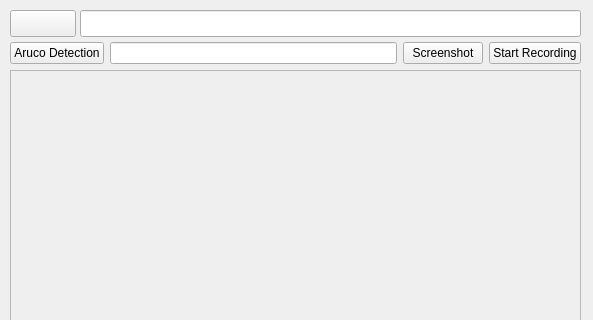
Old version of the form rover_gui/ui/ui/VideoPlayer.ui in the repository robotique-udes/rover; both pictures show x 0 to 593 and y 0 to 320 of the 593 by 532 pixel window.
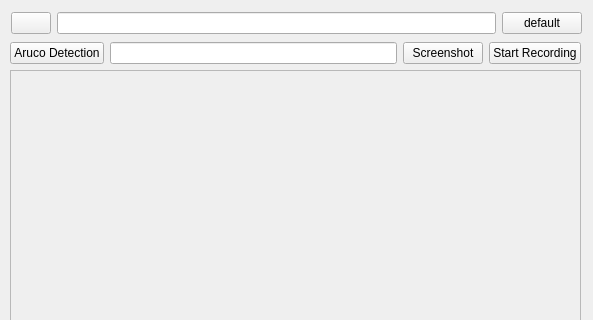
New version of the form. Icons and pictures are not drawn.

The edit to the form file:
```diff
--- a/rover_gui/ui/ui/VideoPlayer.ui
+++ b/rover_gui/ui/ui/VideoPlayer.ui
@@ -29,29 +29,6 @@
     <enum>QFrame::Raised</enum>
    </property>
   </widget>
-  <widget class="QPushButton" name="playPauseButton">
-   <property name="geometry">
-    <rect>
-     <x>10</x>
-     <y>10</y>
-     <width>66</width>
-     <height>27</height>
-    </rect>
-   </property>
-   <property name="autoFillBackground">
-    <bool>false</bool>
-   </property>
-   <property name="text">
-    <string/>
-   </property>
-   <property name="icon">
-    <iconset theme="media-playback-pause">
-     <normaloff>.</normaloff>.</iconset>
-   </property>
-   <property name="checkable">
-    <bool>true</bool>
-   </property>
-  </widget>
   <widget class="QWidget" name="layoutWidget">
    <property name="geometry">
     <rect>
@@ -101,18 +78,51 @@
     </item>
    </layout>
   </widget>
-  <widget class="QLineEdit" name="rtspTextBox">
+  <widget class="QWidget" name="layoutWidget">
    <property name="geometry">
     <rect>
-     <x>80</x>
+     <x>11</x>
      <y>10</y>
-     <width>501</width>
+     <width>571</width>
      <height>27</height>
     </rect>
    </property>
-   <property name="readOnly">
-    <bool>true</bool>
-   </property>
+   <layout class="QHBoxLayout" name="horizontalLayout_2">
+    <item>
+     <widget class="QPushButton" name="playPauseButton">
+      <property name="autoFillBackground">
+       <bool>false</bool>
+      </property>
+      <property name="text">
+       <string/>
+      </property>
+      <property name="icon">
+       <iconset theme="media-playback-pause">
+        <normaloff>.</normaloff>.</iconset>
+      </property>
+      <property name="checkable">
+       <bool>true</bool>
+      </property>
+     </widget>
+    </item>
+    <item>
+     <widget class="QLineEdit" name="rtspTextBox">
+      <property name="readOnly">
+       <bool>false</bool>
+      </property>
+     </widget>
+    </item>
+    <item>
+     <widget class="QPushButton" name="defaultStreamPushButton">
+      <property name="text">
+       <string>default</string>
+      </property>
+      <property name="checkable">
+       <bool>true</bool>
+      </property>
+     </widget>
+    </item>
+   </layout>
   </widget>
  </widget>
  <resources/>
```
